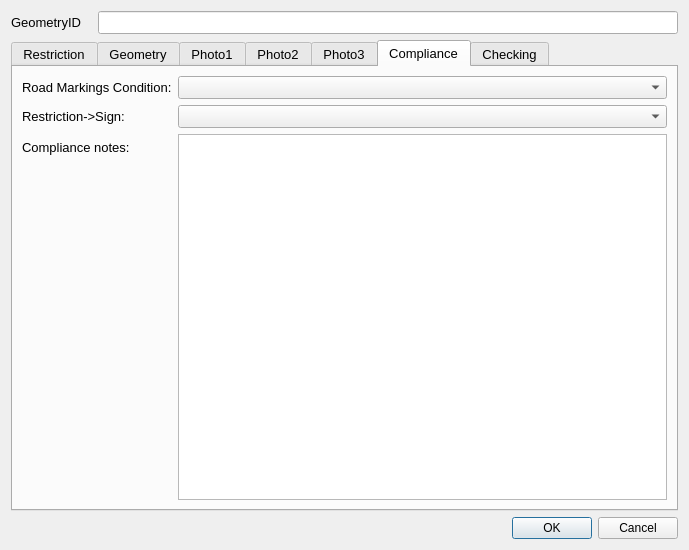
Qt form ui/Lines_field.ui (tlh22/demandForm) before a commit.
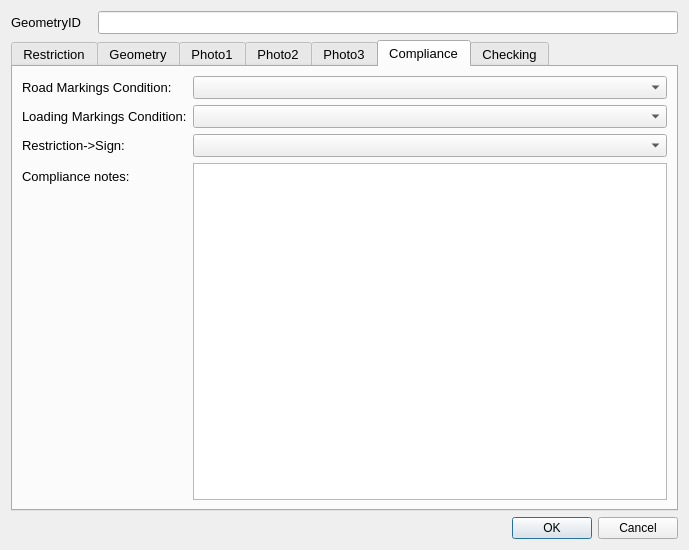
The same form after that commit. The open tabs and pages were chosen to show the change.

What changed in the file:
```diff
--- a/ui/Lines_field.ui
+++ b/ui/Lines_field.ui
@@ -564,26 +564,36 @@
        <item row="0" column="1">
         <widget class="QComboBox" name="ComplianceRoadMarkingsFaded"/>
        </item>
-       <item row="1" column="0">
+       <item row="2" column="0">
         <widget class="QLabel" name="label_9">
          <property name="text">
           <string>Restriction-&gt;Sign:</string>
          </property>
         </widget>
        </item>
-       <item row="1" column="1">
+       <item row="2" column="1">
         <widget class="QComboBox" name="ComplianceRestrictionSignIssue"/>
        </item>
-       <item row="2" column="0">
+       <item row="3" column="0">
         <widget class="QLabel" name="label_10">
          <property name="text">
           <string>Compliance notes:</string>
          </property>
         </widget>
        </item>
-       <item row="2" column="1">
+       <item row="3" column="1">
         <widget class="QTextEdit" name="ComplianceNotes"/>
        </item>
+       <item row="1" column="0">
+        <widget class="QLabel" name="label_11">
+         <property name="text">
+          <string>Loading Markings Condition:</string>
+         </property>
+        </widget>
+       </item>
+       <item row="1" column="1">
+        <widget class="QComboBox" name="ComplianceLoadingMarkingsFaded"/>
+       </item>
       </layout>
      </widget>
      <widget class="QWidget" name="checkingTab">
```
Left out of the diff: 2 changed lines with no effect on the pictures.
